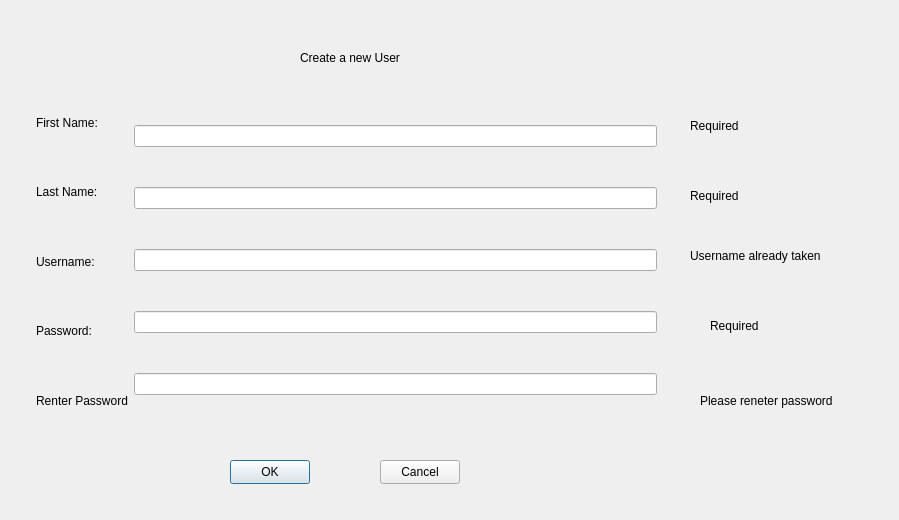
This is newuser.ui in luigiacuna/UB-GUI-OOP-Final-Project as Qt 5 draws it before an edit. The edited form follows.
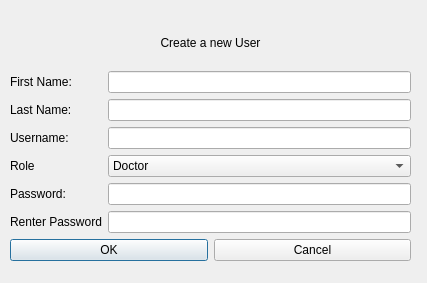
This is the edited form.

Diff of the .ui file:
```diff
--- a/newuser.ui
+++ b/newuser.ui
@@ -6,36 +6,35 @@
    <rect>
     <x>0</x>
     <y>0</y>
-    <width>899</width>
-    <height>520</height>
+    <width>427</width>
+    <height>283</height>
    </rect>
   </property>
   <property name="windowTitle">
    <string>Dialog</string>
   </property>
-  <widget class="QLabel" name="title">
+  <widget class="QWidget" name="">
    <property name="geometry">
     <rect>
-     <x>300</x>
-     <y>50</y>
-     <width>101</width>
-     <height>16</height>
+     <x>10</x>
+     <y>20</y>
+     <width>401</width>
+     <height>241</height>
     </rect>
    </property>
+   <layout class="QVBoxLayout" name="mainLayout">
+    <item>
+     <widget class="QLabel" name="mainTitle">
    <property name="text">
     <string>Create a new User</string>
    </property>
-  </widget>
-  <widget class="QWidget" name="layoutWidget">
-   <property name="geometry">
-    <rect>
-     <x>36</x>
-     <y>91</y>
-     <width>621</width>
-     <height>341</height>
-    </rect>
-   </property>
-   <layout class="QHBoxLayout" name="horizontalLayout_3">
+      <property name="alignment">
+       <set>Qt::AlignCenter</set>
+      </property>
+     </widget>
+    </item>
+    <item>
+     <layout class="QHBoxLayout" name="horizontalLayout">
     <item>
      <layout class="QVBoxLayout" name="Labels">
       <item>
@@ -59,6 +58,13 @@
         </property>
        </widget>
       </item>
+        <item>
+         <widget class="QLabel" name="roleLabel">
+          <property name="text">
+           <string>Role</string>
+          </property>
+         </widget>
+        </item>
       <item>
        <widget class="QLabel" name="passwordLabel">
         <property name="text">
@@ -76,41 +82,38 @@
      </layout>
     </item>
     <item>
-     <layout class="QHBoxLayout" name="horizontalLayout_2">
-      <item>
-       <layout class="QHBoxLayout" name="horizontalLayout">
-        <item>
-         <layout class="QVBoxLayout" name="verticalLayout">
-          <item>
-           <layout class="QHBoxLayout" name="firstName">
+       <layout class="QVBoxLayout" name="inputsLayout">
             <item>
              <widget class="QLineEdit" name="firstNameInput"/>
             </item>
-           </layout>
-          </item>
-          <item>
-           <layout class="QHBoxLayout" name="lastName">
             <item>
              <widget class="QLineEdit" name="lastNameInput"/>
             </item>
-           </layout>
-          </item>
-          <item>
-           <layout class="QHBoxLayout" name="userName">
             <item>
              <widget class="QLineEdit" name="userNameInput"/>
             </item>
-           </layout>
+        <item>
+         <widget class="QComboBox" name="comboBox">
+          <item>
+           <property name="text">
+            <string>Doctor</string>
+           </property>
           </item>
           <item>
-           <layout class="QHBoxLayout" name="horizontalLayout_4">
+           <property name="text">
+            <string>Nurse</string>
+           </property>
+          </item>
+          <item>
+           <property name="text">
+            <string>Administrator</string>
+           </property>
+          </item>
+         </widget>
+        </item>
             <item>
              <widget class="QLineEdit" name="passwordInput"/>
             </item>
-           </layout>
-          </item>
-          <item>
-           <layout class="QHBoxLayout" name="renterPassword">
             <item>
              <widget class="QLineEdit" name="renterPasswordInput"/>
             </item>
@@ -118,102 +121,25 @@
           </item>
          </layout>
         </item>
-       </layout>
-      </item>
-     </layout>
-    </item>
-   </layout>
-  </widget>
+    <item>
+     <layout class="QHBoxLayout" name="buttonsLayout">
+      <item>
   <widget class="QPushButton" name="okButton">
-   <property name="geometry">
-    <rect>
-     <x>230</x>
-     <y>460</y>
-     <width>80</width>
-     <height>24</height>
-    </rect>
-   </property>
    <property name="text">
     <string>OK</string>
    </property>
   </widget>
+      </item>
+      <item>
   <widget class="QPushButton" name="cancelButton">
-   <property name="geometry">
-    <rect>
-     <x>380</x>
-     <y>460</y>
-     <width>80</width>
-     <height>24</height>
-    </rect>
-   </property>
    <property name="text">
     <string>Cancel</string>
    </property>
   </widget>
-  <widget class="QLabel" name="firstNameRequired">
-   <property name="geometry">
-    <rect>
-     <x>690</x>
-     <y>110</y>
-     <width>151</width>
-     <height>31</height>
-    </rect>
-   </property>
-   <property name="text">
-    <string>Required</string>
-   </property>
-  </widget>
-  <widget class="QLabel" name="lastNameRequired">
-   <property name="geometry">
-    <rect>
-     <x>690</x>
-     <y>180</y>
-     <width>121</width>
-     <height>31</height>
-    </rect>
-   </property>
-   <property name="text">
-    <string>Required</string>
-   </property>
-  </widget>
-  <widget class="QLabel" name="passwordRequired">
-   <property name="geometry">
-    <rect>
-     <x>710</x>
-     <y>310</y>
-     <width>126</width>
-     <height>31</height>
-    </rect>
-   </property>
-   <property name="text">
-    <string>Required</string>
-   </property>
-  </widget>
-  <widget class="QLabel" name="userNameRequired">
-   <property name="geometry">
-    <rect>
-     <x>690</x>
-     <y>240</y>
-     <width>171</width>
-     <height>31</height>
-    </rect>
-   </property>
-   <property name="text">
-    <string>Username already taken</string>
-   </property>
-  </widget>
-  <widget class="QLabel" name="renterPasswordRequired">
-   <property name="geometry">
-    <rect>
-     <x>700</x>
-     <y>380</y>
-     <width>211</width>
-     <height>41</height>
-    </rect>
-   </property>
-   <property name="text">
-    <string>Please reneter password</string>
-   </property>
+      </item>
+     </layout>
+    </item>
+   </layout>
   </widget>
  </widget>
  <resources/>
```
Lines whose indentation alone changed are shown as unchanged.
